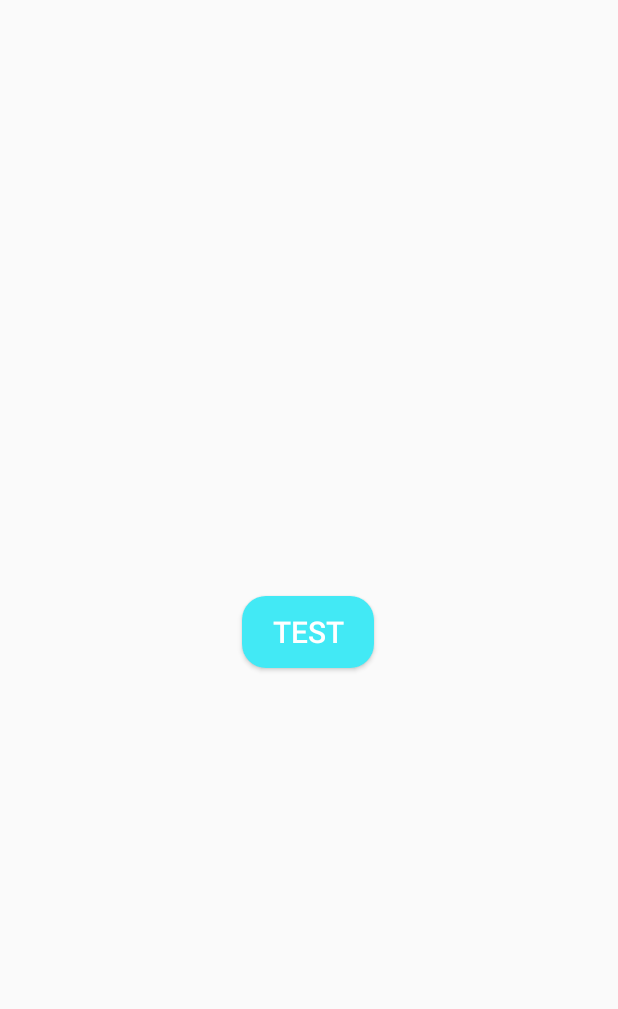
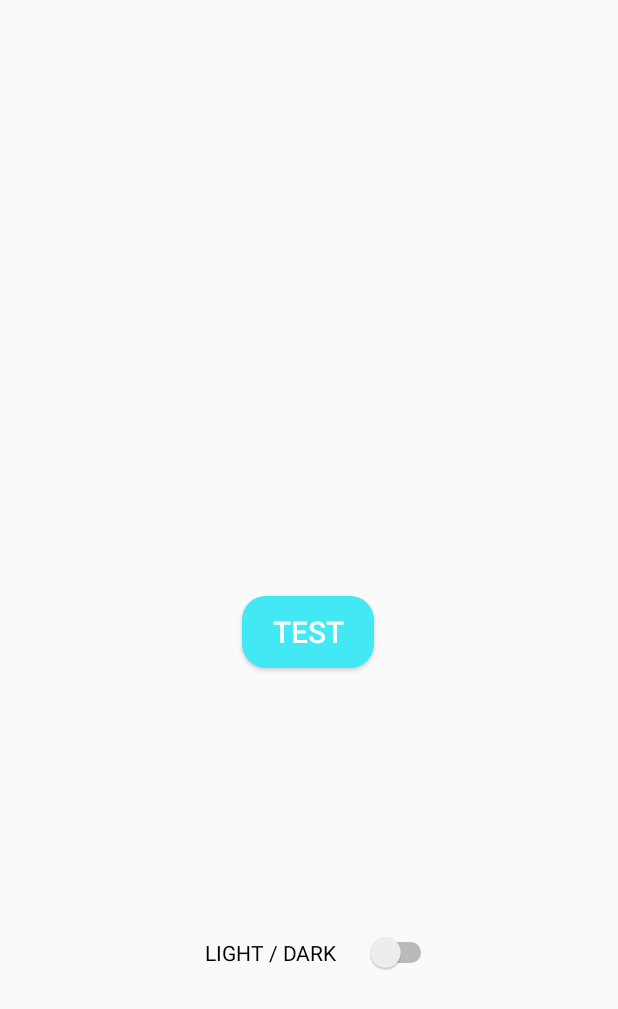
Before and after one commit to tkDev0101/repo-Chat-App-Kotlin, an Android app: the screen it shows after launch (MainActivity), on a phone screen of 412 x 824 dp. Shown: the top 1009 px of the screen. Run offline under Robolectric (Android 15) with nearby library versions, the phone set to English and light mode, and no system bars; 2 statements that could not run were skipped.

Commit message:
updated code

```diff
--- a/app/src/main/java/com/example/app_chat_app/MainActivity.kt
+++ b/app/src/main/java/com/example/app_chat_app/MainActivity.kt
@@ -4,6 +4,7 @@ import android.content.Intent
 import androidx.appcompat.app.AppCompatActivity
 import android.os.Bundle
 import android.widget.Button
+import androidx.appcompat.widget.SwitchCompat
 
 class MainActivity : AppCompatActivity() {
     override fun onCreate(savedInstanceState: Bundle?) {
@@ -12,6 +13,16 @@ class MainActivity : AppCompatActivity() {
 
 
         val btnTest : Button = findViewById(R.id.btn_Test)
+
+
+        val switch = findViewById<SwitchCompat>(R.id.switch1)
+
+        switch. setOnCheckedChangeListener { buttonView, isChecked ->
+
+            if()
+
+        }
+
 
 
         // BTN Listener -> Go 2 Sign Up Page
--- a/app/src/main/res/drawable/btn_background.xml
+++ b/app/src/main/res/drawable/btn_background.xml
@@ -1,6 +1,8 @@
 <?xml version="1.0" encoding="utf-8"?>
 <shape xmlns:android="http://schemas.android.com/apk/res/android">
+
     <corners android:radius="16dp"/>
     <solid android:color="@color/blue"
         android:width="3dp"/>
+
 </shape>
--- a/app/src/main/res/layout/activity_main.xml
+++ b/app/src/main/res/layout/activity_main.xml
@@ -23,7 +23,16 @@
         app:layout_constraintTop_toTopOf="parent"
         app:layout_constraintVertical_bias="0.499" />
 
-
+    <Switch
+        android:id="@+id/switch1"
+        android:layout_width="170dp"
+        android:layout_height="50dp"
+        android:text="LIGHT / DARK"
+        android:paddingLeft="15dp"
+        app:layout_constraintBottom_toBottomOf="parent"
+        app:layout_constraintEnd_toEndOf="parent"
+        app:layout_constraintStart_toStartOf="parent"
+        app:layout_constraintTop_toBottomOf="@+id/btn_Test" />
 
 
 </androidx.constraintlayout.widget.ConstraintLayout>
```
